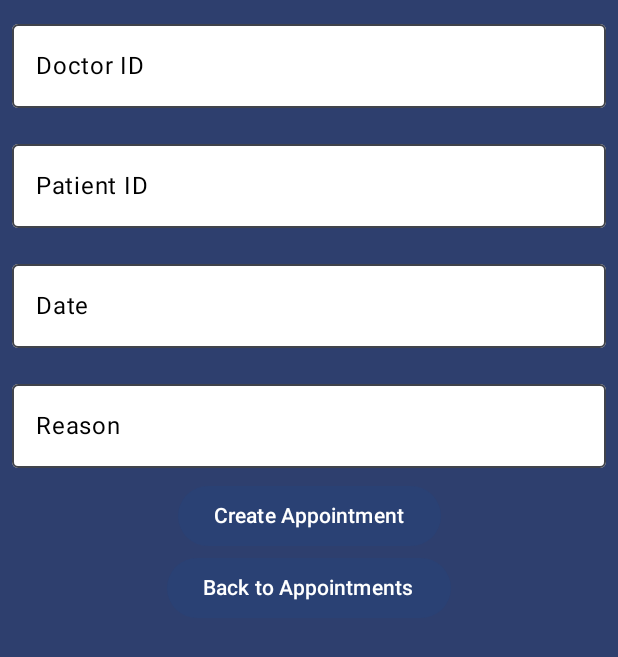
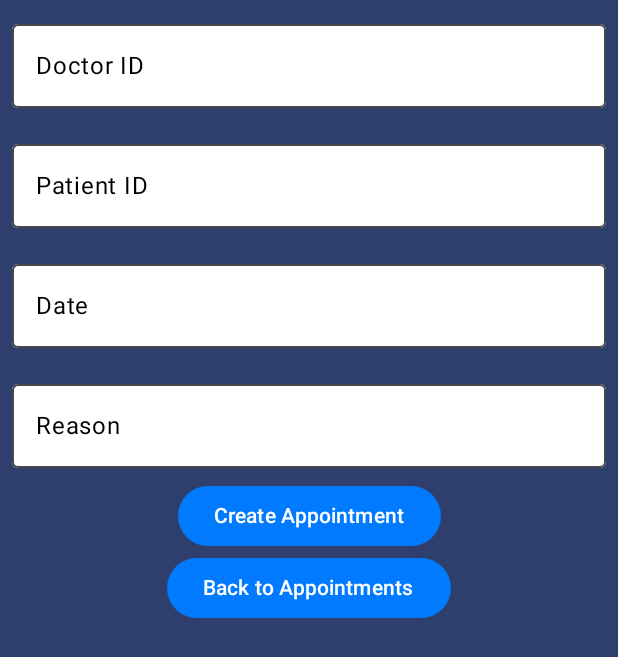
Before and after one commit to ManuGZ/MedSystemApp, an Android app built with Jetpack Compose: the screen it shows after launch (MainActivity), after a tap on "Create new appointment", on a phone screen of 412 x 824 dp. Shown: the top 657 px of the screen. Run offline under Robolectric (Android 15) with nearby library versions, the phone set to English and light mode, and no system bars.

Commit message:
chore: add colors and theme

```diff
--- a/app/src/main/java/com/manuel/medsystemapp/ui/theme/Color.kt
+++ b/app/src/main/java/com/manuel/medsystemapp/ui/theme/Color.kt
@@ -2,10 +2,9 @@ package com.manuel.medsystemapp.ui.theme
 
 import androidx.compose.ui.graphics.Color
 
-val Purple80 = Color(0xFFD0BCFF)
-val PurpleGrey80 = Color(0xFFCCC2DC)
-val Pink80 = Color(0xFFEFB8C8)
-
-val Purple40 = Color(0xFF6650a4)
-val PurpleGrey40 = Color(0xFF625b71)
-val Pink40 = Color(0xFF7D5260)
+val Blue200 = Color(0xFF90CAF9)
+val Blue500 = Color(0xFF007AFF)
+val Blue700 = Color(0xFF1976D2)
+val Gray200 = Color(0xFFEDF2FA)
+val Gray500 = Color(0xFFEDF2FA)
+val Gray700 = Color(0xFFEDF2FA)
--- a/app/src/main/java/com/manuel/medsystemapp/ui/theme/Theme.kt
+++ b/app/src/main/java/com/manuel/medsystemapp/ui/theme/Theme.kt
@@ -1,58 +1,50 @@
 package com.manuel.medsystemapp.ui.theme
 
-import android.app.Activity
-import android.os.Build
 import androidx.compose.foundation.isSystemInDarkTheme
 import androidx.compose.material3.MaterialTheme
+import androidx.compose.material3.Shapes
 import androidx.compose.material3.darkColorScheme
-import androidx.compose.material3.dynamicDarkColorScheme
-import androidx.compose.material3.dynamicLightColorScheme
 import androidx.compose.material3.lightColorScheme
 import androidx.compose.runtime.Composable
-import androidx.compose.ui.platform.LocalContext
+import androidx.compose.ui.graphics.Color
 
 private val DarkColorScheme = darkColorScheme(
-    primary = Purple80,
-    secondary = PurpleGrey80,
-    tertiary = Pink80
+    primary = Blue200,
+    secondary = Gray200,
+    background = Gray700,
+    surface = Gray500,
+    onPrimary = Color.White,
+    onSecondary = Color.Black,
+    onBackground = Color.White,
+    onSurface = Color.White,
 )
 
 private val LightColorScheme = lightColorScheme(
-    primary = Purple40,
-    secondary = PurpleGrey40,
-    tertiary = Pink40
-
-    /* Other default colors to override
-    background = Color(0xFFFFFBFE),
-    surface = Color(0xFFFFFBFE),
+    primary = Blue500,
+    secondary = Gray500,
+    background = Color.White,
+    surface = Gray200,
     onPrimary = Color.White,
-    onSecondary = Color.White,
-    onTertiary = Color.White,
-    onBackground = Color(0xFF1C1B1F),
-    onSurface = Color(0xFF1C1B1F),
-    */
+    onSecondary = Color.Black,
+    onBackground = Color.Black,
+    onSurface = Color.Black,
 )
 
 @Composable
 fun MedSystemAppTheme(
     darkTheme: Boolean = isSystemInDarkTheme(),
-    // Dynamic color is available on Android 12+
-    dynamicColor: Boolean = true,
     content: @Composable () -> Unit
 ) {
-    val colorScheme = when {
-        dynamicColor && Build.VERSION.SDK_INT >= Build.VERSION_CODES.S -> {
-            val context = LocalContext.current
-            if (darkTheme) dynamicDarkColorScheme(context) else dynamicLightColorScheme(context)
-        }
-
-        darkTheme -> DarkColorScheme
-        else -> LightColorScheme
+    val colors = if (darkTheme) {
+        DarkColorScheme
+    } else {
+        LightColorScheme
     }
 
     MaterialTheme(
-        colorScheme = colorScheme,
+        colorScheme = colors,
         typography = Typography,
+        shapes = Shapes(),
         content = content
     )
 }
```
